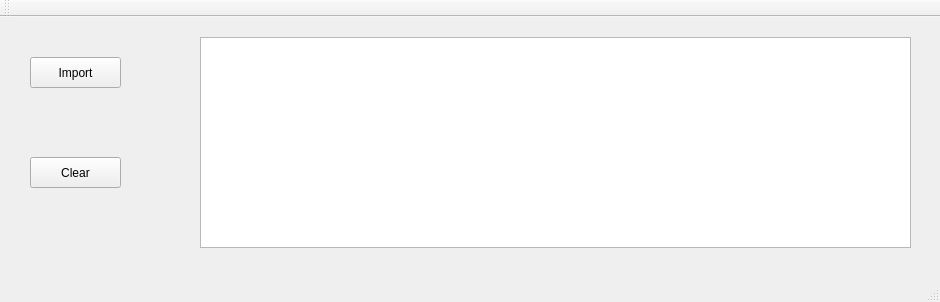
Above: mainwindow.ui from zloirucar/test_stc before the change. Below: the same form after it.
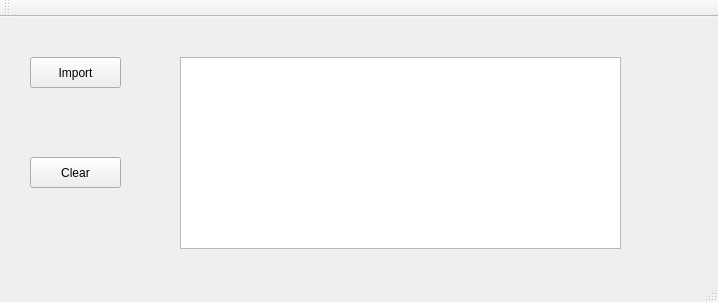
That is the form after the change.

```diff
--- a/mainwindow.ui
+++ b/mainwindow.ui
@@ -6,10 +6,16 @@
    <rect>
     <x>0</x>
     <y>0</y>
-    <width>940</width>
+    <width>718</width>
     <height>302</height>
    </rect>
   </property>
+  <property name="sizePolicy">
+   <sizepolicy hsizetype="Fixed" vsizetype="Fixed">
+    <horstretch>0</horstretch>
+    <verstretch>0</verstretch>
+   </sizepolicy>
+  </property>
   <property name="windowTitle">
    <string>MainWindow</string>
   </property>
@@ -17,10 +23,10 @@
    <widget class="QTableView" name="tableView">
     <property name="geometry">
      <rect>
-      <x>200</x>
-      <y>20</y>
-      <width>711</width>
-      <height>211</height>
+      <x>180</x>
+      <y>40</y>
+      <width>441</width>
+      <height>192</height>
      </rect>
     </property>
    </widget>
```
Left out of the diff: 10 changed lines with no effect on the pictures.
